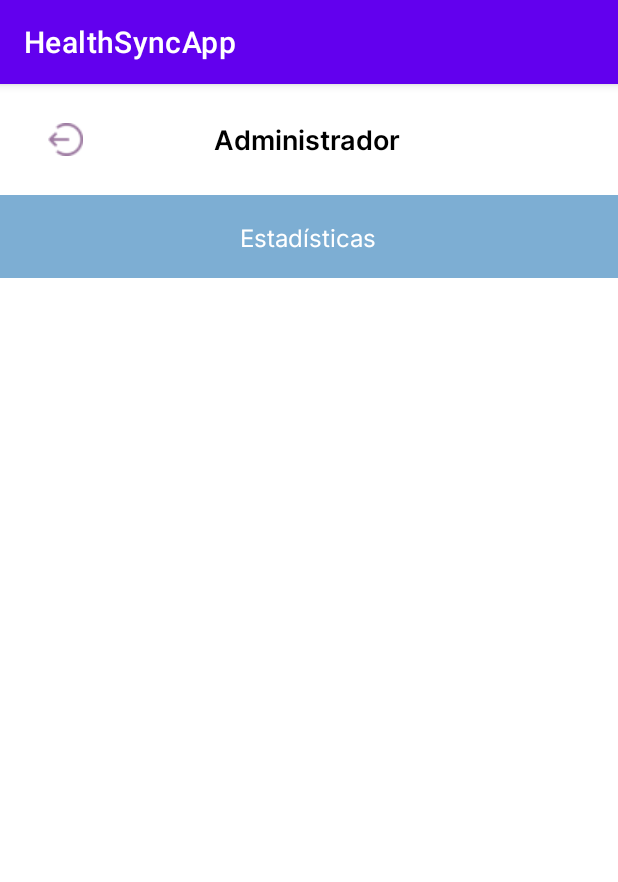
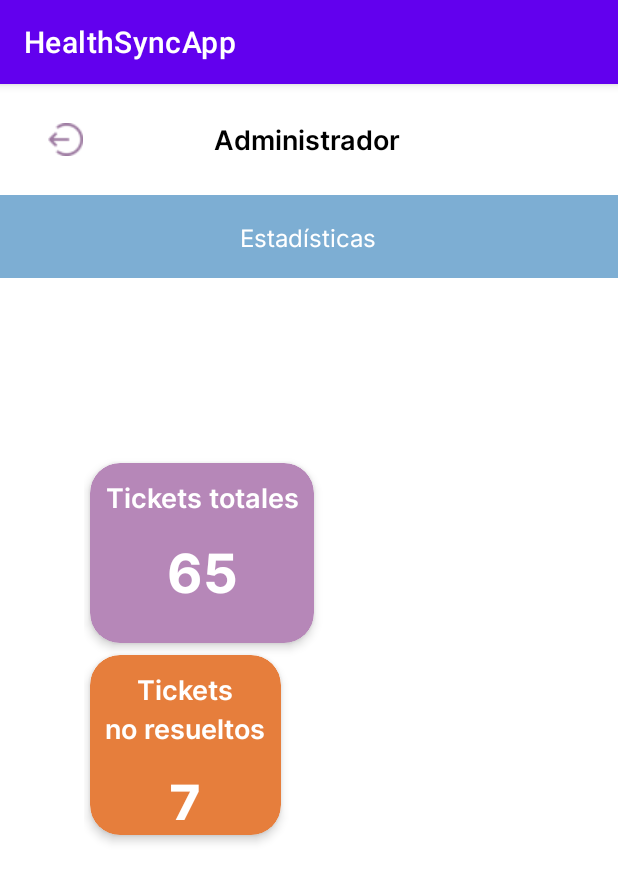
Before and after one commit to iker-landeros/healthsync, an Android app: the PrimaryStats screen opened directly, with no data from a screen before it, on a phone screen of 412 x 824 dp. Shown: the top 882 px of the screen. Run offline under Robolectric (Android 15) with nearby library versions, the phone set to English and light mode, and no system bars; network calls fail.

```diff
--- a/app/src/main/java/mx/tec/healthsyncapp/AdminFeatures.kt
+++ b/app/src/main/java/mx/tec/healthsyncapp/AdminFeatures.kt
@@ -34,7 +34,7 @@ class AdminFeatures : AppCompatActivity() {
 
         val queue = Volley.newRequestQueue(this)
 
-        val recyclerViewAllTickets: RecyclerView = binding.recyclerTodosTickets
+        val recyclerViewAllTickets: RecyclerView = binding.rvTodosTickets
 
         val allTicketList = mutableListOf<TicketSummary>()
 
--- a/app/src/main/java/mx/tec/healthsyncapp/TechnicianTicketsSummary.kt
+++ b/app/src/main/java/mx/tec/healthsyncapp/TechnicianTicketsSummary.kt
@@ -42,11 +42,11 @@ class TechnicianTicketsSummary : AppCompatActivity() {
 
 
         //Variables para contenedores de tickets PROPIOS
-        val recyclerViewMyTickets: RecyclerView = binding.recyclerMisTickets
+        val recyclerViewMyTickets: RecyclerView = binding.rvMisTickets
         val myTicketList = mutableListOf<TicketSummary>()
 
         //Variables para contenedores de tickets AJENOS
-        val recyclerViewOtherTickets: RecyclerView = binding.recyclerTodosTickets
+        val recyclerViewOtherTickets: RecyclerView = binding.rvTodosTickets
         val otherTicketList = mutableListOf<TicketSummary>()
 
         //Adaptamos cada uno de los tickets PROPIOS
--- a/app/src/main/res/layout/activity_admin_features.xml
+++ b/app/src/main/res/layout/activity_admin_features.xml
@@ -170,13 +170,13 @@
 
     <LinearLayout
         android:layout_width="0dp"
-        android:layout_height="468dp"
+        android:layout_height="0dp"
         android:orientation="vertical"
         app:layout_constraintBottom_toBottomOf="parent"
         app:layout_constraintEnd_toEndOf="parent"
         app:layout_constraintStart_toStartOf="parent"
-        app:layout_constraintTop_toTopOf="parent"
-        app:layout_constraintVertical_bias="0.45">
+        app:layout_constraintTop_toBottomOf="@+id/linearLayout3"
+        app:layout_constraintVertical_bias="0.0">
 
         <TextView
             android:id="@+id/txtTodosTickets"
@@ -190,7 +190,7 @@
             android:textSize="16sp" />
 
         <androidx.recyclerview.widget.RecyclerView
-            android:id="@+id/recyclerTodosTickets"
+            android:id="@+id/rvTodosTickets"
             android:layout_width="match_parent"
             android:layout_height="wrap_content" />
     </LinearLayout>
--- a/app/src/main/res/layout/activity_primary_stats.xml
+++ b/app/src/main/res/layout/activity_primary_stats.xml
@@ -65,6 +65,105 @@
             android:textSize="16sp" />
     </LinearLayout>
 
+    <LinearLayout
+        android:layout_width="wrap_content"
+        android:layout_height="wrap_content"
+        android:orientation="vertical"
+        app:layout_constraintBottom_toBottomOf="parent"
+        app:layout_constraintEnd_toEndOf="parent"
+        app:layout_constraintStart_toStartOf="parent"
+        app:layout_constraintTop_toBottomOf="@+id/linearLayout4">
+
+        <LinearLayout
+            android:layout_width="300dp"
+            android:layout_height="400dp"
+            android:orientation="vertical">
+
+            <androidx.cardview.widget.CardView
+                android:layout_width="wrap_content"
+                android:layout_height="120dp"
+                android:layout_margin="4dp"
+                android:backgroundTint="#B687B8"
+                app:cardCornerRadius="20dp"
+                app:cardElevation="4dp">
+
+                <LinearLayout
+                    android:layout_width="match_parent"
+                    android:layout_height="match_parent"
+                    android:orientation="vertical"
+                    android:padding="10dp">
+
+                    <TextView
+                        android:id="@+id/txtTktsTotales"
+                        android:layout_width="match_parent"
+                        android:layout_height="wrap_content"
+                        android:fontFamily="@font/inter_semibold"
+                        android:gravity="center"
+                        android:text="Tickets totales"
+                        android:textColor="#FFFFFF"
+                        android:textSize="18sp" />
+
+                    <TextView
+                        android:id="@+id/txtNumTktsTotales"
+                        android:layout_width="match_parent"
+                        android:layout_height="wrap_content"
+                        android:layout_marginTop="10dp"
+                        android:fontFamily="@font/inter_bold"
+                        android:gravity="center"
+                        android:text="65"
+                        android:textColor="#FFFFFF"
+                        android:textSize="36sp" />
+                </LinearLayout>
+            </androidx.cardview.widget.CardView>
+
+            <androidx.cardview.widget.CardView
+                android:layout_width="wrap_content"
+                android:layout_height="120dp"
+                android:layout_margin="4dp"
+                android:backgroundTint="#E67E3C"
+                app:cardCornerRadius="20dp"
+                app:cardElevation="4dp">
+
+                <LinearLayout
+                    android:layout_width="match_parent"
+                    android:layout_height="match_parent"
+                    android:orientation="vertical"
+                    android:padding="10dp">
+
+                    <TextView
+                        android:id="@+id/txtTktsEmpezados"
+                        android:layout_width="match_parent"
+                        android:layout_height="wrap_content"
+                        android:fontFamily="@font/inter_semibold"
+                        android:gravity="center"
+                        android:text="Tickets"
+                        android:textColor="#FFFFFF"
+                        android:textSize="18sp" />
+
+                    <TextView
+                        android:id="@+id/textView6"
+                        android:layout_width="match_parent"
+                        android:layout_height="wrap_content"
+                        android:fontFamily="@font/inter_semibold"
+                        android:text="no resueltos"
+                        android:textColor="#FFFFFF"
+                        android:textSize="18sp" />
+
+                    <TextView
+                        android:id="@+id/txtNumTktsEmpezados"
+                        android:layout_width="match_parent"
+                        android:layout_height="wrap_content"
+                        android:layout_marginTop="10dp"
+                        android:fontFamily="@font/inter_bold"
+                        android:gravity="center"
+                        android:text="7"
+                        android:textColor="#FFFFFF"
+                        android:textSize="36sp" />
+                </LinearLayout>
+
+            </androidx.cardview.widget.CardView>
+        </LinearLayout>
+    </LinearLayout>
 
 
 </androidx.constraintlayout.widget.ConstraintLayout>
--- a/app/src/main/res/layout/activity_technician_tickets_summary.xml
+++ b/app/src/main/res/layout/activity_technician_tickets_summary.xml
@@ -171,13 +171,18 @@
 
     <LinearLayout
         android:layout_width="0dp"
-        android:layout_height="468dp"
+        android:layout_height="0dp"
         android:orientation="vertical"
         app:layout_constraintBottom_toBottomOf="parent"
         app:layout_constraintEnd_toEndOf="parent"
         app:layout_constraintStart_toStartOf="parent"
         app:layout_constraintTop_toBottomOf="@+id/linearLayout3"
         app:layout_constraintVertical_bias="0.0">
+
+        <LinearLayout
+            android:layout_width="match_parent"
+            android:layout_height="wrap_content"
+            android:orientation="vertical">
 
             <TextView
                 android:id="@+id/txtMisTickets"
@@ -191,9 +196,15 @@
                 android:textSize="16sp" />
 
             <androidx.recyclerview.widget.RecyclerView
-            android:id="@+id/recyclerMisTickets"
+                android:id="@+id/rvMisTickets"
                 android:layout_width="match_parent"
                 android:layout_height="wrap_content" />
+        </LinearLayout>
+
+        <LinearLayout
+            android:layout_width="match_parent"
+            android:layout_height="wrap_content"
+            android:orientation="vertical">
 
             <TextView
                 android:id="@+id/txtTodosTickets"
@@ -207,9 +218,11 @@
                 android:textSize="16sp" />
 
             <androidx.recyclerview.widget.RecyclerView
-            android:id="@+id/recyclerTodosTickets"
+                android:id="@+id/rvTodosTickets"
                 android:layout_width="match_parent"
                 android:layout_height="wrap_content" />
         </LinearLayout>
 
+    </LinearLayout>
+
 </androidx.constraintlayout.widget.ConstraintLayout>
--- a/app/src/main/res/layout/item_ticket.xml
+++ b/app/src/main/res/layout/item_ticket.xml
@@ -4,18 +4,18 @@
     xmlns:tools="http://schemas.android.com/tools"
     android:id="@+id/main"
     android:layout_width="match_parent"
-    android:layout_height="match_parent"
+    android:layout_height="wrap_content"
+    android:padding="10dp"
     tools:context=".AdminFeatures">
 
     <LinearLayout
         android:layout_width="match_parent"
         android:layout_height="wrap_content"
         android:orientation="horizontal"
-        android:padding="8dp"
+        app:layout_constraintBottom_toBottomOf="parent"
         app:layout_constraintEnd_toEndOf="parent"
         app:layout_constraintStart_toStartOf="parent"
-        app:layout_constraintTop_toTopOf="parent"
-        tools:ignore="MissingConstraints">
+        app:layout_constraintTop_toTopOf="parent">
 
         <TextView
             android:id="@+id/txtEstado"
```
Lines whose indentation alone changed are shown as unchanged.
